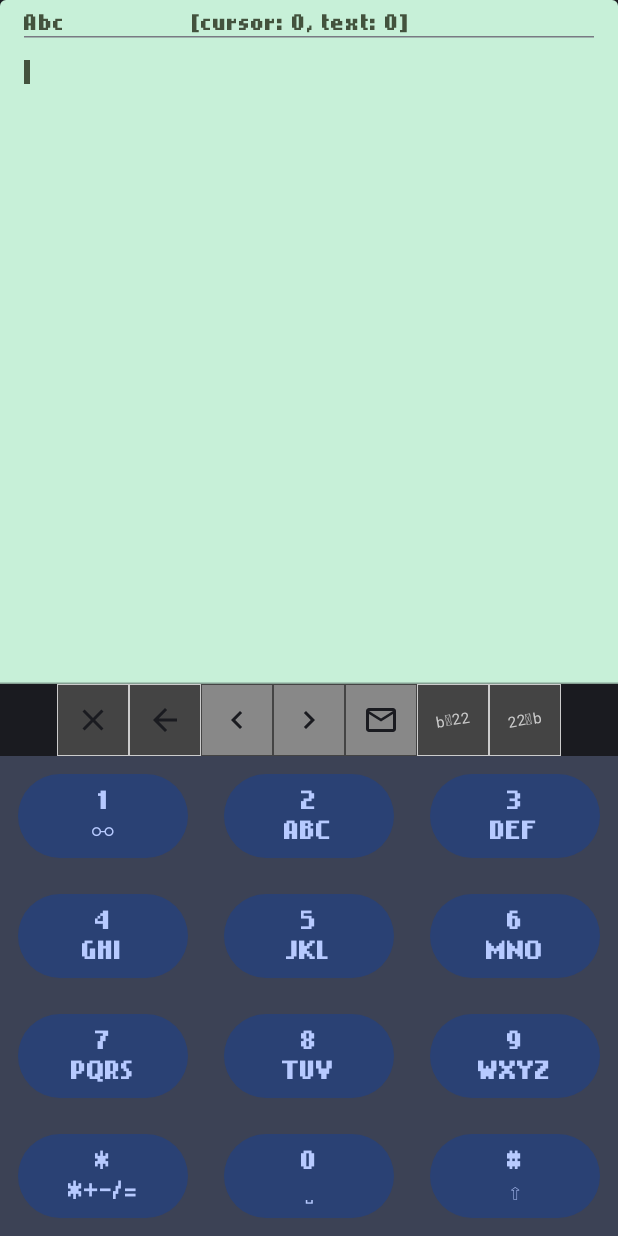
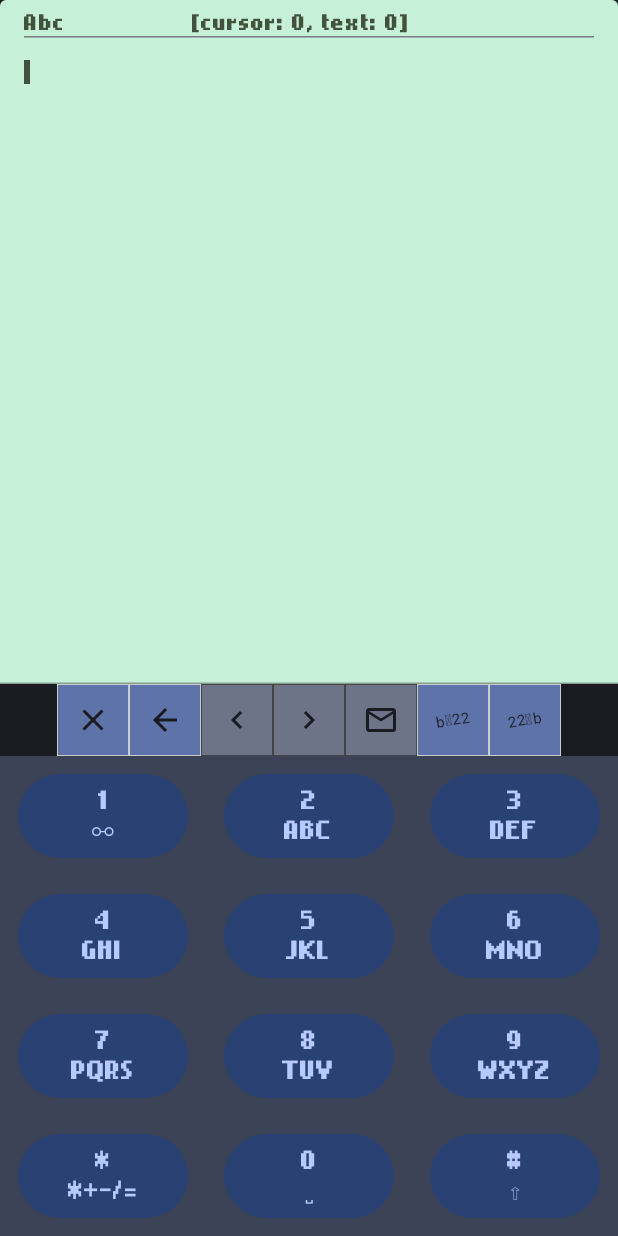
Before and after one commit to MatLeg25/RetroKeyboard, an Android app built with Jetpack Compose: the screen it shows after launch (MainActivity), on a phone screen of 412 x 824 dp. Run offline under Robolectric (Android 15) with nearby library versions, the phone set to English and light mode, and no system bars.

Commit message:
update buttons style

```diff
--- a/app/src/main/java/com/example/retrokeyboard/components/CustomKeyboard.kt
+++ b/app/src/main/java/com/example/retrokeyboard/components/CustomKeyboard.kt
@@ -170,7 +170,7 @@ fun CustomKeyboard(
                 horizontalArrangement = Arrangement.Center
             ) {
                 IconButton(
-                    modifier = Modifier.background(Color.DarkGray).border(BorderStroke(0.1.dp, Color.LightGray)),
+                    modifier = Modifier.background(MaterialTheme.colorScheme.primaryContainer).border(BorderStroke(0.1.dp, Color.LightGray)),
                     onClick = {
                         text = ""
                         cursorPosition = 0
@@ -181,7 +181,7 @@ fun CustomKeyboard(
                     )
                 }
                 IconButton(
-                    modifier = Modifier.background(Color.DarkGray).border(BorderStroke(0.1.dp, Color.LightGray)),
+                    modifier = Modifier.background(MaterialTheme.colorScheme.primaryContainer).border(BorderStroke(0.1.dp, Color.LightGray)),
                     onClick = {
                         if (text.isNotEmpty()) {
                             text = text.substring(0, text.length - 1)
@@ -194,7 +194,7 @@ fun CustomKeyboard(
                     )
                 }
                 IconButton(
-                    modifier = Modifier.background(Color.Gray).border(BorderStroke(0.1.dp, Color.DarkGray)),
+                    modifier = Modifier.background(MaterialTheme.colorScheme.secondaryContainer).border(BorderStroke(0.1.dp, Color.DarkGray)),
                     onClick = {
                         cursorPosition = (cursorPosition-1).coerceIn(0, text.length)
                 }) {
@@ -204,7 +204,7 @@ fun CustomKeyboard(
                     )
                 }
                 IconButton(
-                    modifier = Modifier.background(Color.Gray).border(BorderStroke(0.1.dp, Color.DarkGray)),
+                    modifier = Modifier.background(MaterialTheme.colorScheme.secondaryContainer).border(BorderStroke(0.1.dp, Color.DarkGray)),
                     onClick = {
                         cursorPosition = (cursorPosition+1).coerceIn(0, text.length)
                 })  {
@@ -214,7 +214,7 @@ fun CustomKeyboard(
                     )
                 }
                 IconButton(
-                    modifier = Modifier.background(Color.Gray).border(BorderStroke(0.1.dp, Color.DarkGray)),
+                    modifier = Modifier.background(MaterialTheme.colorScheme.secondaryContainer).border(BorderStroke(0.1.dp, Color.DarkGray)),
                     onClick = {
                         context.copyTextToClipboard(text)
                     }) {
@@ -224,16 +224,16 @@ fun CustomKeyboard(
                     )
                 }
                 IconButton(
-                    modifier = Modifier.background(Color.DarkGray).border(BorderStroke(0.1.dp, Color.LightGray)),
+                    modifier = Modifier.background(MaterialTheme.colorScheme.primaryContainer).border(BorderStroke(0.1.dp, Color.LightGray)),
                     onClick = {
                         text = TextNumConverter.textToNum(keyboard, text)
                         cursorPosition = text.length
                     }
                 ) {
-                    Text(modifier = Modifier.rotate(-10f) ,text = "b⮕22", fontSize = 10.sp, color = Color.LightGray)
+                    Text(modifier = Modifier.rotate(-10f) ,text = "b⮕22", fontSize = 10.sp)
                 }
                 IconButton(
-                    modifier = Modifier.background(Color.DarkGray).border(BorderStroke(0.1.dp, Color.LightGray)),
+                    modifier = Modifier.background(MaterialTheme.colorScheme.primaryContainer).border(BorderStroke(0.1.dp, Color.LightGray)),
                     onClick = {
                         try {
                             text = TextNumConverter.numToText(keyboard, text)
@@ -246,7 +246,7 @@ fun CustomKeyboard(
 
                     }
                 ) {
-                    Text(modifier = Modifier.rotate(-10f) ,text = "22⮕b", fontSize = 10.sp, color = Color.LightGray)
+                    Text(modifier = Modifier.rotate(-10f) ,text = "22⮕b", fontSize = 10.sp)
                 }
             }
 
```
